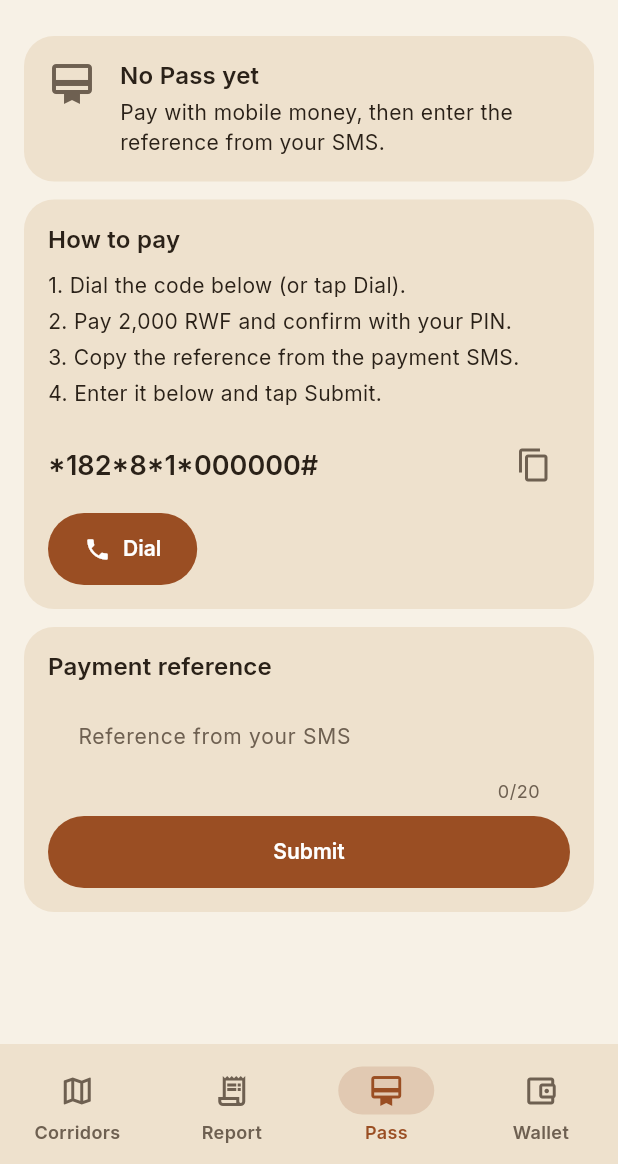
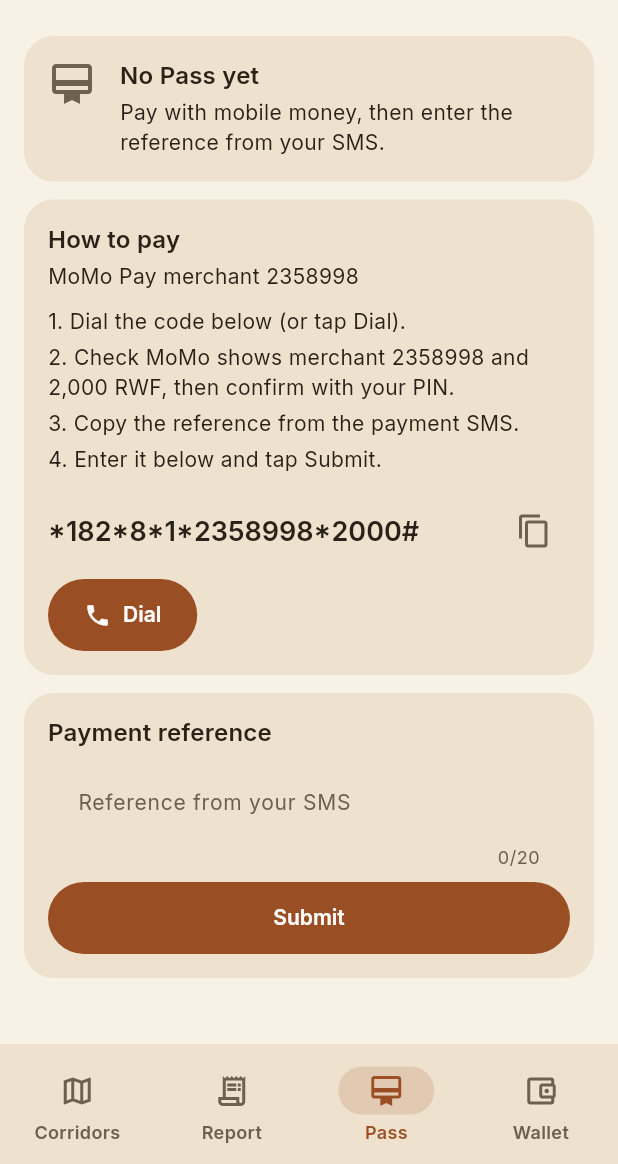
Before and after one commit to Peniel-source/fairfare, a Flutter app: the PassScreen screen opened by its route, on a phone screen of 412 x 824 dp, the part 72-1236 px from its top. Run offline on Flutter 3.47's test engine with Material 3 defaults, Android fonts, the phone set to English and light mode, and no system bars; our stand-ins replace cloud_firestore, firebase_auth, firebase_core, flutter_riverpod, go_router, google_fonts and 1 more; accounts and stored records are empty.

Commit message:
feat(app): E2: pay to MoMo merchant 2358998
  - Dial code *182*8*1*2358998*2000# fills in the merchant and amount
  - Pass screen shows the merchant and asks the passenger to check the
    merchant and amount on the MoMo confirmation before the PIN
  - Tests: merchant and dial code shown, tel: link encoding

```diff
--- a/app/lib/core/constants/app_constants.dart
+++ b/app/lib/core/constants/app_constants.dart
@@ -47,9 +47,14 @@ class AppConstants {
   /// PLACEHOLDER: confirm the real price with the team before the demo.
   static const int passPriceRwf = 2000;
 
-  /// Mobile money code the passenger dials to pay for a Pass.
-  /// PLACEHOLDER: the real merchant code comes from the team (task guide E2).
-  static const String passDialCode = '*182*8*1*000000#';
+  /// FairFare's MTN MoMo Pay merchant code. Shown on the Pass screen so the
+  /// passenger can check the payee on the MoMo confirmation before the PIN.
+  static const String passMerchantCode = '2358998';
+
+  /// MoMo Pay USSD code with the merchant and amount filled in, so the
+  /// passenger cannot type the wrong payee or amount.
+  static const String passDialCode =
+      '*182*8*1*$passMerchantCode*$passPriceRwf#';
 
   /// Toggle between fake repositories (true) and real Firestore repositories (false).
   /// Flip this to false in Phase 2 when real data wiring is ready.
--- a/app/lib/features/pass/presentation/dial_prompt_card.dart
+++ b/app/lib/features/pass/presentation/dial_prompt_card.dart
@@ -16,10 +16,12 @@ class DialPromptCard extends StatelessWidget {
   const DialPromptCard({
     super.key,
     required this.dialCode,
+    required this.merchantCode,
     required this.priceRwf,
   });
 
   final String dialCode;
+  final String merchantCode;
   final int priceRwf;
 
   bool get _canDial =>
@@ -30,7 +32,8 @@ class DialPromptCard extends StatelessWidget {
     final text = Theme.of(context).textTheme;
     final steps = [
       'Dial the code below${_canDial ? ' (or tap Dial)' : ''}.',
-      'Pay ${Formatters.price(priceRwf)} and confirm with your PIN.',
+      'Check MoMo shows merchant $merchantCode and '
+          '${Formatters.price(priceRwf)}, then confirm with your PIN.',
       'Copy the reference from the payment SMS.',
       'Enter it below and tap Submit.',
     ];
@@ -42,6 +45,12 @@ class DialPromptCard extends StatelessWidget {
           crossAxisAlignment: CrossAxisAlignment.start,
           children: [
             Text('How to pay', style: text.titleMedium),
+            const SizedBox(height: 4),
+            Text(
+              'MoMo Pay merchant $merchantCode',
+              style: text.bodyMedium,
+              semanticsLabel: 'Pay to MoMo merchant $merchantCode',
+            ),
             const SizedBox(height: 8),
             for (var i = 0; i < steps.length; i++)
               Padding(
--- a/app/lib/features/pass/presentation/pass_screen.dart
+++ b/app/lib/features/pass/presentation/pass_screen.dart
@@ -57,6 +57,7 @@ class _PassContent extends StatelessWidget {
               const SizedBox(height: 12),
               const DialPromptCard(
                 dialCode: AppConstants.passDialCode,
+                merchantCode: AppConstants.passMerchantCode,
                 priceRwf: AppConstants.passPriceRwf,
               ),
               const SizedBox(height: 12),
```
Also changed, not shown: 1 other file.
